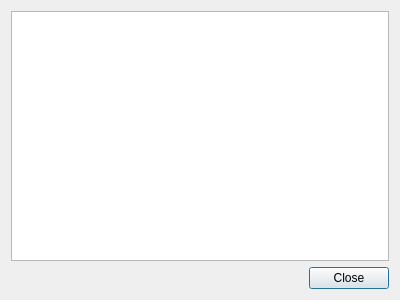
Qt form src/resultview.ui (syyyr/shvspy) before a commit.
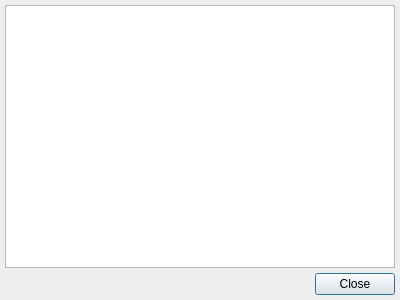
The same form after that commit.

Commit message: shvspy: ResultView has persistent widget geometry

The edit to the form file:
```diff
--- a/src/resultview.ui
+++ b/src/resultview.ui
@@ -14,6 +14,21 @@
    <string>Result</string>
   </property>
   <layout class="QVBoxLayout" name="verticalLayout">
+   <property name="spacing">
+    <number>5</number>
+   </property>
+   <property name="leftMargin">
+    <number>5</number>
+   </property>
+   <property name="topMargin">
+    <number>5</number>
+   </property>
+   <property name="rightMargin">
+    <number>5</number>
+   </property>
+   <property name="bottomMargin">
+    <number>5</number>
+   </property>
    <item>
     <widget class="QTextBrowser" name="textBrowser"/>
    </item>
```
The commit also changes 6 other files.
